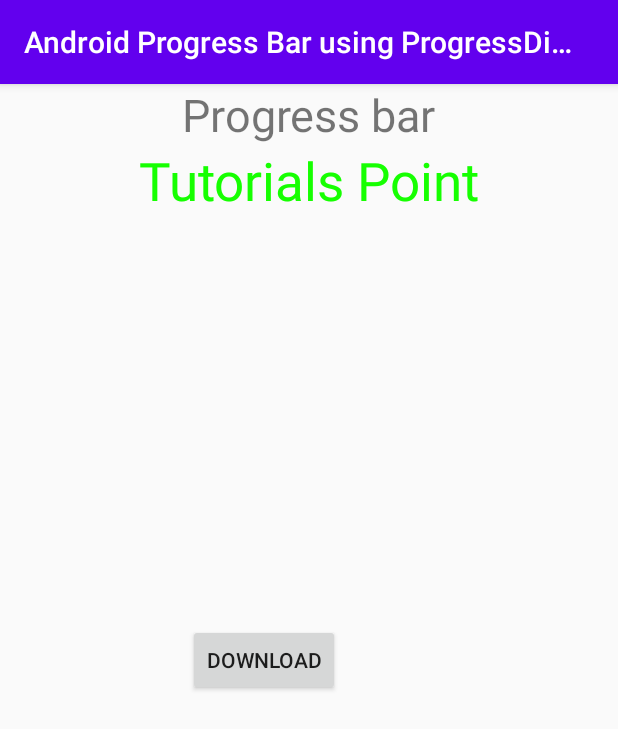
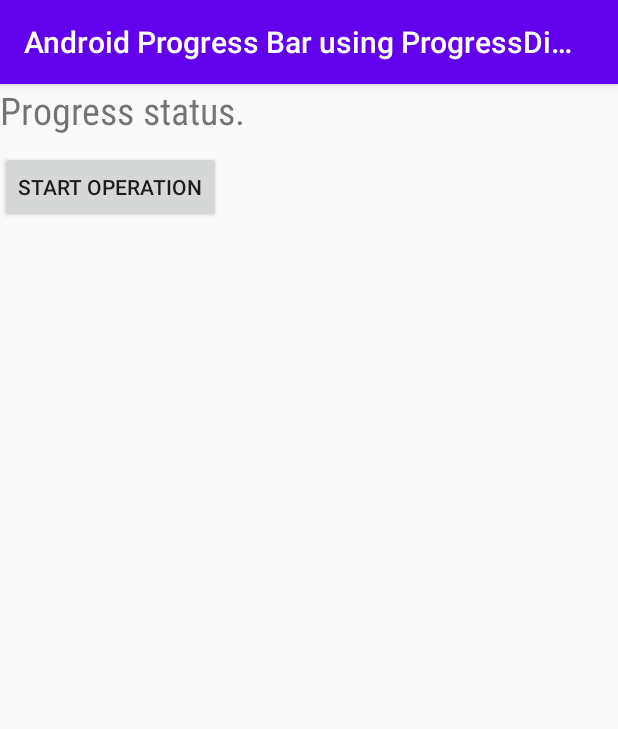
Before and after one commit to letranbaosuong/Bao-mat-thong-tin, an Android app: the screen it shows after launch (MainActivity), on a phone screen of 412 x 824 dp. Shown: the top 729 px of the screen. Run offline under Robolectric (Android 15) with nearby library versions, the phone set to English and light mode, and no system bars.

Commit message:
này có tiến trình nè

```diff
--- a/Linh_Tinh/AndroidProgressBarusingProgressDialog/app/src/main/res/layout/activity_main.xml
+++ b/Linh_Tinh/AndroidProgressBarusingProgressDialog/app/src/main/res/layout/activity_main.xml
@@ -2,37 +2,25 @@
 <RelativeLayout xmlns:android="http://schemas.android.com/apk/res/android"
     xmlns:app="http://schemas.android.com/apk/res-auto"
     xmlns:tools="http://schemas.android.com/tools"
+    android:id="@+id/rl"
     android:layout_width="match_parent"
     android:layout_height="match_parent"
     tools:context=".MainActivity">
 
     <TextView
-        android:id="@+id/textView"
+        android:id="@+id/tv"
         android:layout_width="wrap_content"
         android:layout_height="wrap_content"
-        android:layout_alignParentTop="true"
-        android:layout_centerHorizontal="true"
-        android:text="@string/progress_bar"
-        android:textSize="30sp" />
+        android:fontFamily="sans-serif-condensed"
+        android:text="@string/progress_status"
+        android:textSize="25sp" />
 
-    <TextView
-        android:id="@+id/textView2"
+    <Button
+        android:id="@+id/btn"
         android:layout_width="wrap_content"
         android:layout_height="wrap_content"
-        android:layout_below="@+id/textView"
-        android:layout_centerHorizontal="true"
-        android:text="@string/tutorials_point"
-        android:textColor="#ff16ff01"
-        android:textSize="35sp" />
-
-    <Button
-        android:id="@+id/button2"
-        android:layout_width="wrap_content"
-        android:layout_height="wrap_content"
-        android:layout_centerVertical="true"
-        android:layout_marginStart="125dp"
-        android:layout_marginLeft="125dp"
-        android:onClick="download"
-        android:text="@string/download" />
+        android:layout_below="@id/tv"
+        android:layout_marginTop="10dp"
+        android:text="@string/start_operation" />
 
 </RelativeLayout>
--- a/Linh_Tinh/AndroidProgressBarusingProgressDialog/app/src/main/res/values/strings.xml
+++ b/Linh_Tinh/AndroidProgressBarusingProgressDialog/app/src/main/res/values/strings.xml
@@ -3,4 +3,6 @@
     <string name="progress_bar">Progress bar</string>
     <string name="tutorials_point">Tutorials Point</string>
     <string name="download">Download</string>
+    <string name="progress_status">Progress status.</string>
+    <string name="start_operation">Start Operation</string>
 </resources>
```
Also changed, not shown: Linh_Tinh/AndroidProgressBarusingProgressDialog/app/src/main/java/com/gdu/letranbaosuong/dhpm11/androidprogressbarusingprogressdialog/MainActivity.java (+132 -31 lines).
